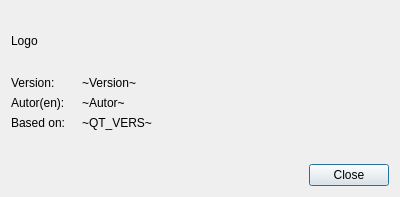
This is spr21e-bms-viewer/aboutdialog.ui in derlucae98/spr-bmu-viewer as Qt 5 draws it before an edit. The edited form follows.
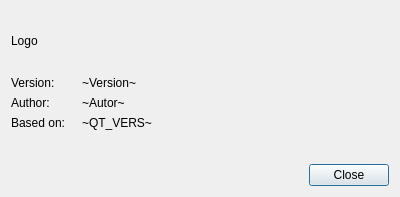
This is the edited form.

Commit message: About dialog: Fix typo

```diff
--- a/spr21e-bms-viewer/aboutdialog.ui
+++ b/spr21e-bms-viewer/aboutdialog.ui
@@ -86,7 +86,7 @@
               </size>
              </property>
              <property name="text">
-              <string>Autor(en): </string>
+              <string>Author:</string>
              </property>
             </widget>
            </item>
```
The commit also changes 1 other file.
